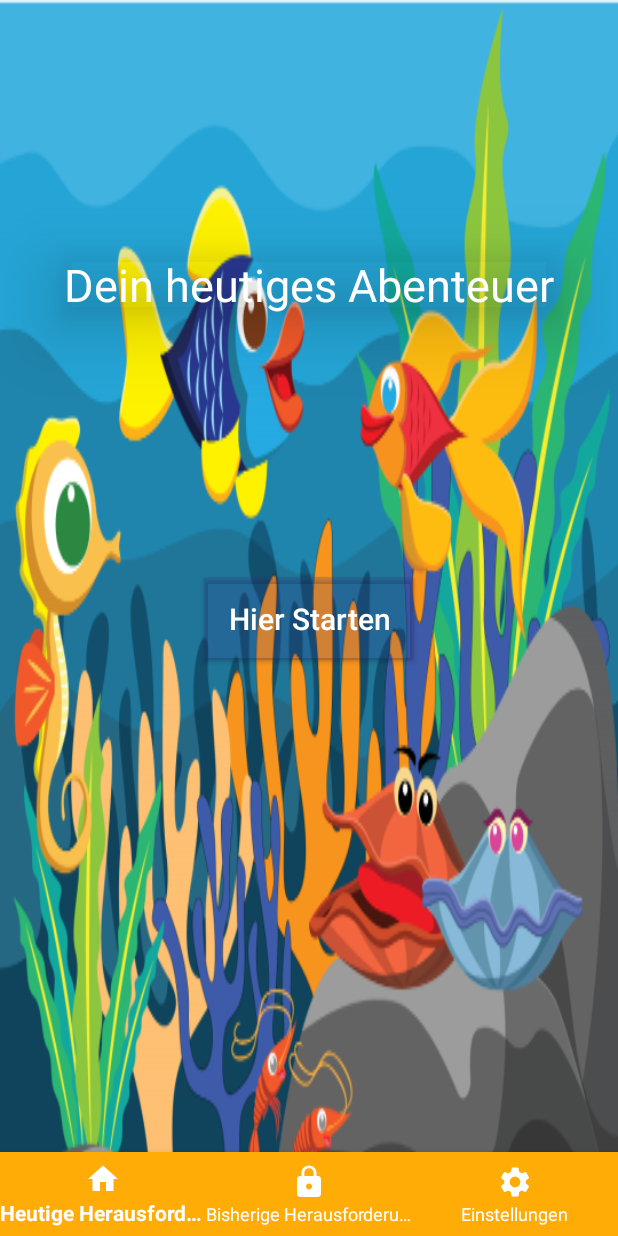
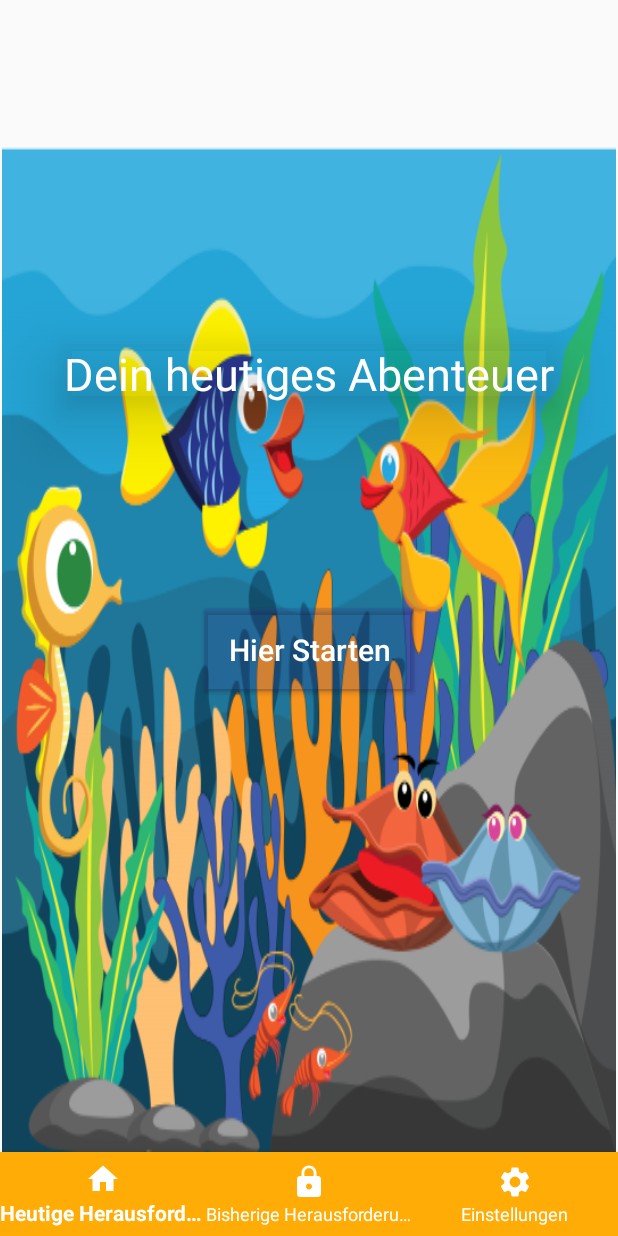
Before and after one commit to WirVsVirus-Hackathon-Corona-Calendar/DaheimKalendar, an Android app: the MainActivity screen opened directly, with no data from a screen before it, on a phone screen of 412 x 824 dp. Run offline under Robolectric (Android 15) with nearby library versions, the phone set to English and light mode, and no system bars; libraries missing offline, so code that uses them is left out: io.realm; 1 statement that could not run was skipped.

Commit message:
Fix constraints

```diff
--- a/app/src/main/res/layout/activity_main.xml
+++ b/app/src/main/res/layout/activity_main.xml
@@ -8,15 +8,14 @@
 
     tools:context=".MainActivity">
 
-    <androidx.fragment.app.FragmentContainerView
-        android:layout_width="match_parent"
-        android:layout_height="match_parent"
-        android:id="@+id/fragment_container" />
-
     <androidx.constraintlayout.widget.ConstraintLayout
-        android:layout_width="match_parent"
-        android:layout_height="match_parent"
-        app:layout_constraintBottom_toTopOf="@+id/bottom_navigation" />
+        android:id="@+id/fragment_container"
+        android:layout_width="409dp"
+        android:layout_height="670dp"
+        app:layout_constraintBottom_toTopOf="@+id/bottom_navigation"
+        app:layout_constraintEnd_toEndOf="parent"
+        app:layout_constraintStart_toStartOf="parent"
+         />
 
     <com.google.android.material.bottomnavigation.BottomNavigationView
         android:id="@+id/bottom_navigation"
```
